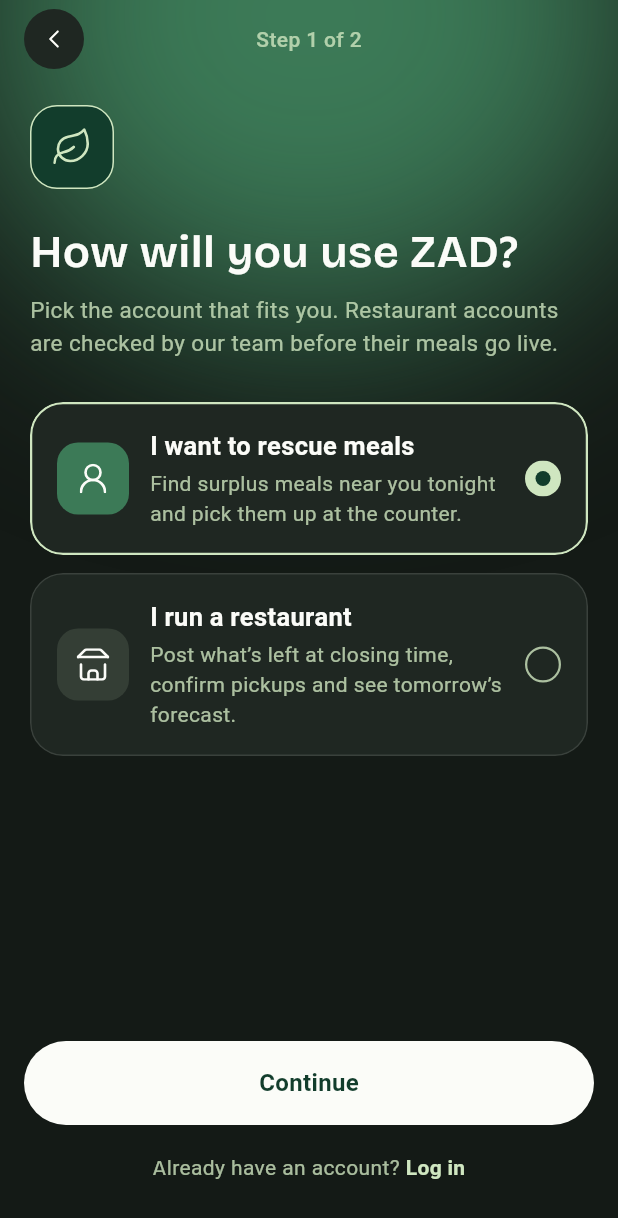
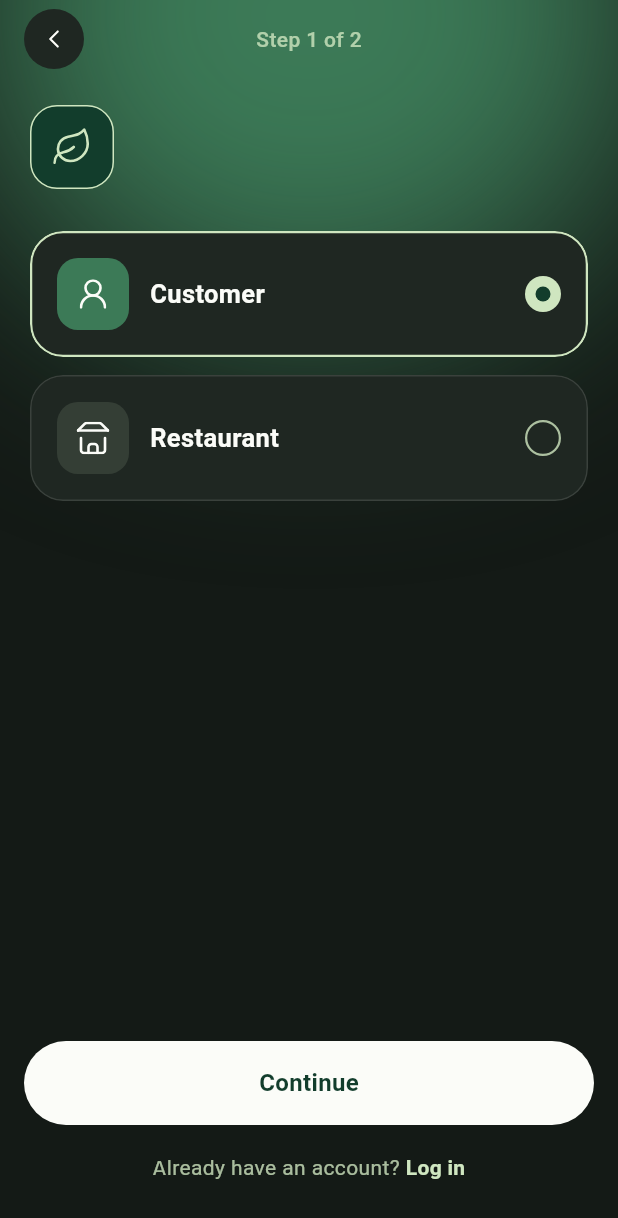
Before and after one commit to mohammed-alshabibi/ZAD, a Flutter app: the AccountTypeScreen screen opened by its route, on a phone screen of 412 x 824 dp. Shown: the top 1218 px of the screen. Run offline on Flutter 3.47's test engine with Material 3 defaults, Android fonts, the phone set to English and light mode, and no system bars; our stand-ins replace dio, fl_chart, flutter_riverpod, flutter_svg, geolocator, go_router and 2 more; missing offline and left inert: mapbox_maps_flutter; accounts and stored records are empty; Roboto replaces fonts that are missing (Readex Pro); project files that could hold a hidden picture were left out.

Commit message:
Account type: drop heading and card descriptions, rename to Customer / Restaurant
Co-Authored-By: Claude Opus 5.5 <noreply@anthropic.com>

```diff
--- a/app/lib/core/l10n/app_en.arb
+++ b/app/lib/core/l10n/app_en.arb
@@ -25,9 +25,9 @@
 
   "accountTypeTitle": "How will you use ZAD?",
   "accountTypeBody": "Pick the account that fits you. Restaurant accounts are checked by our team before their meals go live.",
-  "accountTypeUserTitle": "I want to rescue meals",
+  "accountTypeUserTitle": "Customer",
   "accountTypeUserBody": "Find surplus meals near you tonight and pick them up at the counter.",
-  "accountTypeRestaurantTitle": "I run a restaurant",
+  "accountTypeRestaurantTitle": "Restaurant",
   "accountTypeRestaurantBody": "Post what’s left at closing time, confirm pickups and see tomorrow’s forecast.",
 
   "registerTitle": "Create your account",
--- a/app/lib/core/widgets/zad_choice_card.dart
+++ b/app/lib/core/widgets/zad_choice_card.dart
@@ -6,19 +6,19 @@ import '../theme/zad_type.dart';
 import 'zad_icon.dart';
 
 /// Figma component "Choice card" (35:717): large single-choice card.
-/// Selected = sap outline, rib icon tile, filled radio.
+/// Selected = sap outline, rib icon tile, filled radio. The description is optional.
 class ZadChoiceCard extends StatelessWidget {
   const ZadChoiceCard({
     super.key,
     required this.title,
-    required this.description,
+    this.description,
     required this.icon,
     required this.selected,
     required this.onTap,
   });
 
   final String title;
-  final String description;
+  final String? description;
   final ZadIcons icon;
   final bool selected;
   final VoidCallback onTap;
@@ -63,8 +63,10 @@ class ZadChoiceCard extends StatelessWidget {
                     children: [
                       Text(title,
                           style: ZadType.body(size: 17, weight: FontWeight.w600, height: 22 / 17, color: z.card)),
-                      const SizedBox(height: 4),
-                      Text(description, style: ZadType.body(size: 14, height: 20 / 14, color: z.onFrondMuted)),
+                      if (description case final d?) ...[
+                        const SizedBox(height: 4),
+                        Text(d, style: ZadType.body(size: 14, height: 20 / 14, color: z.onFrondMuted)),
+                      ],
                     ],
                   ),
                 ),
--- a/app/lib/features/auth/account_type_screen.dart
+++ b/app/lib/features/auth/account_type_screen.dart
@@ -41,14 +41,9 @@ class _AccountTypeScreenState extends State<AccountTypeScreen> {
       ],
       children: [
         const AuthLeafTile(),
-        const SizedBox(height: 24),
-        AuthTitle(l10n.accountTypeTitle),
-        const SizedBox(height: 10),
-        AuthBody(l10n.accountTypeBody),
         const SizedBox(height: 28),
         ZadChoiceCard(
           title: l10n.accountTypeUserTitle,
-          description: l10n.accountTypeUserBody,
           icon: ZadIcons.user,
           selected: _role == UserRole.user,
           onTap: () => setState(() => _role = UserRole.user),
@@ -56,7 +51,6 @@ class _AccountTypeScreenState extends State<AccountTypeScreen> {
         const SizedBox(height: 12),
         ZadChoiceCard(
           title: l10n.accountTypeRestaurantTitle,
-          description: l10n.accountTypeRestaurantBody,
           icon: ZadIcons.store,
           selected: _role == UserRole.restaurant,
           onTap: () => setState(() => _role = UserRole.restaurant),
```
Also changed, not shown: app/lib/core/l10n/generated/app_localizations.dart, app/lib/core/l10n/generated/app_localizations_en.dart.
